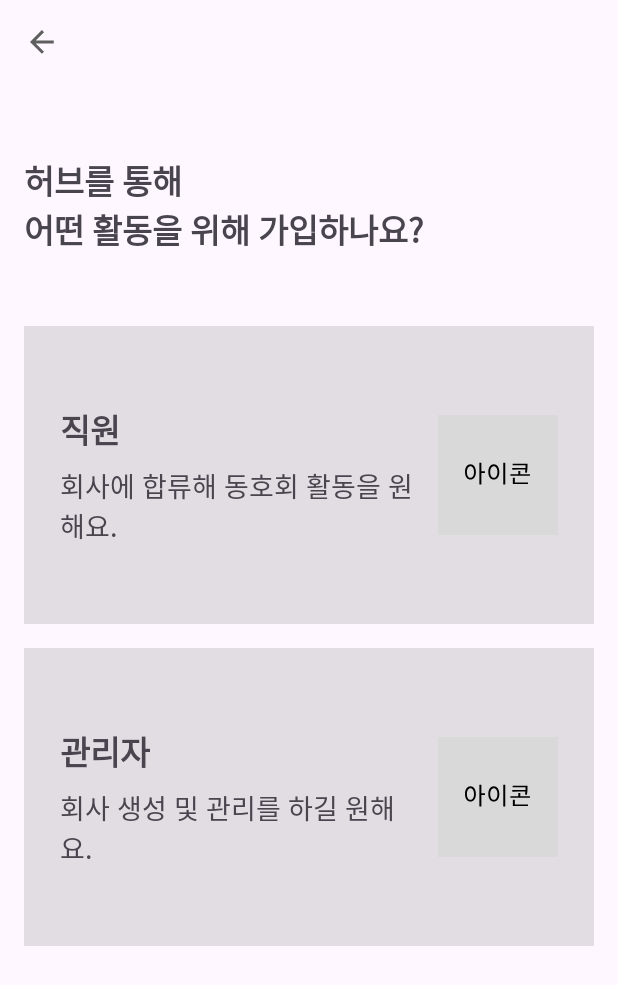
After one commit to side-proj-hub/hub-android, an Android app: the SelectAuthActivity screen opened directly, with no data from a screen before it, on a phone screen of 412 x 824 dp. The commit adds this screen. Shown: the top 985 px of the screen. Run offline under Robolectric (Android 15) with nearby library versions, the phone set to English and light mode, and no system bars; our stand-ins replace data binding.

Commit message:
feat : wireframe SelectAuthActivity 화면 개발
- [직원/관리자] 선택 화면 구현

```diff
--- /dev/null
+++ b/app/src/main/java/com/sideprojhub/hub/android/ui/auth/SelectAuthActivity.kt
@@ -0,0 +1,26 @@
+package com.sideprojhub.hub.android.ui.auth
+
+import android.os.Bundle
+import androidx.activity.enableEdgeToEdge
+import androidx.appcompat.app.AppCompatActivity
+import androidx.core.view.ViewCompat
+import androidx.core.view.WindowInsetsCompat
+import com.sideprojhub.hub.android.R
+import com.sideprojhub.hub.android.databinding.ActivitySelectAuthBinding
+import com.sideprojhub.hub.android.ui.BaseActivity
+
+class SelectAuthActivity : BaseActivity<ActivitySelectAuthBinding>(R.layout.activity_select_auth) {
+
+    override fun onCreate(savedInstanceState: Bundle?) {
+        super.onCreate(savedInstanceState)
+
+        binding.btnManager.root.setOnClickListener {
+            toast("관리자 클릭됨.")
+        }
+
+        binding.btnEmployee.root.setOnClickListener {
+            toast("직원 클릭됨.")
+        }
+    }
+
+}
--- a/app/src/main/java/com/sideprojhub/hub/android/ui/LoginActivity.kt
+++ b/app/src/main/java/com/sideprojhub/hub/android/ui/login/LoginActivity.kt
@@ -1,4 +1,4 @@
-package com.sideprojhub.hub.android.ui
+package com.sideprojhub.hub.android.ui.login
 
 import android.content.Intent
 import android.os.Bundle
@@ -6,6 +6,8 @@ import androidx.activity.enableEdgeToEdge
 import androidx.core.splashscreen.SplashScreen.Companion.installSplashScreen
 import com.sideprojhub.hub.android.R
 import com.sideprojhub.hub.android.databinding.ActivityLoginBinding
+import com.sideprojhub.hub.android.ui.BaseActivity
+import com.sideprojhub.hub.android.ui.auth.SelectAuthActivity
 import com.sideprojhub.hub.android.ui.signup.SignupActivity
 
 class LoginActivity : BaseActivity<ActivityLoginBinding>(R.layout.activity_login) {
@@ -13,8 +15,7 @@ class LoginActivity : BaseActivity<ActivityLoginBinding>(R.layout.activity_login
     override fun onCreate(savedInstanceState: Bundle?) {
         val splashScreen = installSplashScreen()
         super.onCreate(savedInstanceState)
-        enableEdgeToEdge()
-        binding.lifecycleOwner = this@LoginActivity
+
     }
 
     override fun setListener() {
@@ -23,6 +24,10 @@ class LoginActivity : BaseActivity<ActivityLoginBinding>(R.layout.activity_login
         binding.btnSignup.setOnClickListener {
             startActivity(Intent(this@LoginActivity, SignupActivity::class.java))
         }
+
+        binding.btnLogin.setOnClickListener {
+            startActivity(Intent(this@LoginActivity, SelectAuthActivity::class.java))
+        }
     }
 
 }
--- a/app/src/main/java/com/sideprojhub/hub/android/ui/signup/SignupActivity.kt
+++ b/app/src/main/java/com/sideprojhub/hub/android/ui/signup/SignupActivity.kt
@@ -5,11 +5,4 @@ import com.sideprojhub.hub.android.ui.BaseActivity
 import com.sideprojhub.hub.android.R
 import com.sideprojhub.hub.android.databinding.ActivitySignupBinding
 
-class SignupActivity : BaseActivity<ActivitySignupBinding>(R.layout.activity_signup) {
-
-    override fun onCreate(savedInstanceState: Bundle?) {
-        super.onCreate(savedInstanceState)
-
-    }
-
-}
+class SignupActivity : BaseActivity<ActivitySignupBinding>(R.layout.activity_signup) { }
--- a/app/src/main/java/com/sideprojhub/hub/android/ui/signup/step/SignupSuccessFragment.kt
+++ b/app/src/main/java/com/sideprojhub/hub/android/ui/signup/step/SignupSuccessFragment.kt
@@ -1,5 +1,6 @@
 package com.sideprojhub.hub.android.ui.signup.step
 
+import android.content.Intent
 import android.os.Bundle
 import android.view.LayoutInflater
 import android.view.View
@@ -8,6 +9,7 @@ import androidx.fragment.app.viewModels
 import com.sideprojhub.hub.android.R
 import com.sideprojhub.hub.android.databinding.FragmentSignupSuccessBinding
 import com.sideprojhub.hub.android.ui.BaseFragment
+import com.sideprojhub.hub.android.ui.auth.SelectAuthActivity
 
 class SignupSuccessFragment : BaseFragment<FragmentSignupSuccessBinding>(R.layout.fragment_signup_success) {
 
@@ -15,6 +17,11 @@ class SignupSuccessFragment : BaseFragment<FragmentSignupSuccessBinding>(R.layou
 
     override fun onViewCreated(view: View, savedInstanceState: Bundle?) {
         binding.vm = viewmodel
+
+        binding.btnNext.setOnClickListener {
+            requireActivity().finish()
+        }
+
         super.onViewCreated(view, savedInstanceState)
     }
 
--- /dev/null
+++ b/app/src/main/res/drawable/ic_auth_employee.xml
@@ -0,0 +1,12 @@
+<vector xmlns:android="http://schemas.android.com/apk/res/android"
+    android:width="80dp"
+    android:height="80dp"
+    android:viewportWidth="80"
+    android:viewportHeight="80">
+    <path
+        android:fillColor="#FFD9D9D9"
+        android:pathData="M0 0H80V80H0z" />
+    <path
+        android:fillColor="#FF000000"
+        android:pathData="M21.64 32.89c2.13 0 3.63 1.97 3.63 5.04 0 3.09-1.5 5.05-3.63 5.05s-3.63-1.96-3.63-5.05c0-3.07 1.5-5.04 3.63-5.04Zm0 1.2c-1.4 0-2.37 1.5-2.37 3.84 0 2.35 0.96 3.89 2.37 3.89 1.4 0 2.37-1.54 2.37-3.9 0-2.33-0.98-3.83-2.37-3.83Zm5.94-2.3h1.34v14.46h-1.34V31.78Zm1.02 5.77h2.69v1.12H28.6v-1.12Zm14.91-5.8h1.33v14.5h-1.33v-14.5Zm-6.3 1.13c2.14 0 3.68 1.97 3.68 5.04 0 3.09-1.54 5.05-3.68 5.05-2.13 0-3.66-1.96-3.66-5.05 0-3.07 1.53-5.04 3.66-5.04Zm0 1.2c-1.4 0-2.4 1.5-2.4 3.84 0 2.35 1 3.89 2.4 3.89 1.42 0 2.4-1.54 2.4-3.9 0-2.33-0.98-3.83-2.4-3.83Zm12.56-1.62h9.32v1.09h-9.32v-1.09Zm8.6 0h1.3v1.23c0 1.33 0 2.82-0.4 4.79l-1.3-0.1c0.4-1.95 0.4-3.37 0.4-4.69v-1.23Zm0.38 2.64v1l-9.14 0.43-0.19-1.14 9.33-0.29Zm-10.51 4.34h13.05v1.09H48.24v-1.1Zm5.3-2.08h1.32v2.77h-1.33v-2.77Zm-3.64 7.57H60v1.08H49.9v-1.08Zm0-3.17h1.33v3.61H49.9v-3.61Z" />
+</vector>
--- /dev/null
+++ b/app/src/main/res/drawable/ic_auth_manager.xml
@@ -0,0 +1,12 @@
+<vector xmlns:android="http://schemas.android.com/apk/res/android"
+    android:width="80dp"
+    android:height="80dp"
+    android:viewportWidth="80"
+    android:viewportHeight="80">
+    <path
+        android:fillColor="#FFD9D9D9"
+        android:pathData="M0 0H80V80H0z" />
+    <path
+        android:fillColor="#FF000000"
+        android:pathData="M21.64 32.89c2.13 0 3.63 1.97 3.63 5.04 0 3.09-1.5 5.05-3.63 5.05s-3.63-1.96-3.63-5.05c0-3.07 1.5-5.04 3.63-5.04Zm0 1.2c-1.4 0-2.37 1.5-2.37 3.84 0 2.35 0.96 3.89 2.37 3.89 1.4 0 2.37-1.54 2.37-3.9 0-2.33-0.98-3.83-2.37-3.83Zm5.94-2.3h1.34v14.46h-1.34V31.78Zm1.02 5.77h2.69v1.12H28.6v-1.12Zm14.91-5.8h1.33v14.5h-1.33v-14.5Zm-6.3 1.13c2.14 0 3.68 1.97 3.68 5.04 0 3.09-1.54 5.05-3.68 5.05-2.13 0-3.66-1.96-3.66-5.05 0-3.07 1.53-5.04 3.66-5.04Zm0 1.2c-1.4 0-2.4 1.5-2.4 3.84 0 2.35 1 3.89 2.4 3.89 1.42 0 2.4-1.54 2.4-3.9 0-2.33-0.98-3.83-2.4-3.83Zm12.56-1.62h9.32v1.09h-9.32v-1.09Zm8.6 0h1.3v1.23c0 1.33 0 2.82-0.4 4.79l-1.3-0.1c0.4-1.95 0.4-3.37 0.4-4.69v-1.23Zm0.38 2.64v1l-9.14 0.43-0.19-1.14 9.33-0.29Zm-10.51 4.34h13.05v1.09H48.24v-1.1Zm5.3-2.08h1.32v2.77h-1.33v-2.77Zm-3.64 7.57H60v1.08H49.9v-1.08Zm0-3.17h1.33v3.61H49.9v-3.61Z" />
+</vector>
--- /dev/null
+++ b/app/src/main/res/drawable/ic_backpress.xml
@@ -0,0 +1,16 @@
+<?xml version="1.0" encoding="utf-8"?>
+<vector xmlns:android="http://schemas.android.com/apk/res/android"
+    android:width="40dp"
+    android:height="40dp"
+    android:viewportWidth="40"
+    android:viewportHeight="40">
+    <group>
+        <clip-path
+            android:pathData="M27.84 18.92v2h-12l5.5 5.5-1.42 1.42L12 19.92 19.92 12l1.42 1.42-5.5 5.5h12Z"/>
+        <group>
+            <path
+                android:fillColor="#FF5F5F5F"
+                android:pathData="M0 0H40V40H0z"/>
+        </group>
+    </group>
+</vector>
--- a/app/src/main/res/layout/activity_login.xml
+++ b/app/src/main/res/layout/activity_login.xml
@@ -11,7 +11,7 @@
         android:id="@+id/main"
         android:layout_width="match_parent"
         android:layout_height="match_parent"
-        tools:context=".ui.LoginActivity">
+        tools:context=".ui.login.LoginActivity">
 
         <androidx.constraintlayout.widget.ConstraintLayout
             app:layout_constraintWidth_max="480dp"
--- /dev/null
+++ b/app/src/main/res/layout/activity_select_auth.xml
@@ -0,0 +1,65 @@
+<?xml version="1.0" encoding="utf-8"?>
+<layout xmlns:android="http://schemas.android.com/apk/res/android"
+    xmlns:app="http://schemas.android.com/apk/res-auto"
+    xmlns:tools="http://schemas.android.com/tools">
+
+    <data>
+
+    </data>
+
+    <androidx.constraintlayout.widget.ConstraintLayout
+        android:id="@+id/main"
+        android:layout_width="match_parent"
+        android:layout_height="match_parent"
+        tools:context=".ui.auth.SelectAuthActivity">
+
+        <include
+            android:id="@+id/appBar"
+            app:backVisible="@{true}"
+            layout="@layout/layout_app_bar"
+            app:layout_constraintTop_toTopOf="parent"
+            app:layout_constraintLeft_toLeftOf="parent"
+            app:layout_constraintRight_toRightOf="parent"/>
+
+        <LinearLayout
+            android:paddingVertical="48dp"
+            android:paddingHorizontal="16dp"
+            app:layout_constraintTop_toBottomOf="@id/appBar"
+            android:orientation="vertical"
+            android:layout_width="match_parent"
+            android:layout_height="wrap_content"
+            app:layout_constraintLeft_toLeftOf="parent"
+            app:layout_constraintRight_toRightOf="parent">
+
+            <TextView
+                android:layout_width="match_parent"
+                android:layout_height="wrap_content"
+                android:text="@string/auth_text_title"
+                style="@style/Text.Title"/>
+
+            <include
+                android:id="@+id/btn_employee"
+                android:layout_width="match_parent"
+                android:layout_height="wrap_content"
+                android:layout_marginTop="48dp"
+                app:title="@{@string/auth_text_title_employee}"
+                app:contents="@{@string/auth_text_description_employee}"
+                app:image="@{@drawable/ic_auth_employee}"
+                layout="@layout/item_auth"/>
+
+            <include
+                android:id="@+id/btn_manager"
+                android:layout_width="match_parent"
+                android:layout_height="wrap_content"
+                android:layout_marginTop="16dp"
+                app:title="@{@string/auth_text_title_manager}"
+                app:contents="@{@string/auth_text_description_manager}"
+                app:image="@{@drawable/ic_auth_manager}"
+                layout="@layout/item_auth"/>
+
+
+        </LinearLayout>
+
+
+    </androidx.constraintlayout.widget.ConstraintLayout>
+</layout>
--- a/app/src/main/res/layout/activity_signup.xml
+++ b/app/src/main/res/layout/activity_signup.xml
@@ -13,7 +13,9 @@
         android:layout_height="match_parent"
         tools:context=".ui.signup.SignupActivity">
 
-        <View
+        <include
+            layout="@layout/layout_app_bar"
+            app:backVisible="@{false}"
             android:id="@+id/header"
             app:layout_constraintTop_toTopOf="parent"
             app:layout_constraintLeft_toLeftOf="parent"
--- /dev/null
+++ b/app/src/main/res/layout/item_auth.xml
@@ -0,0 +1,59 @@
+<?xml version="1.0" encoding="utf-8"?>
+<layout xmlns:android="http://schemas.android.com/apk/res/android"
+    xmlns:app="http://schemas.android.com/apk/res-auto"
+    xmlns:tools="http://schemas.android.com/tools">
+
+    <data>
+
+        <variable
+            name="title"
+            type="String" />
+
+        <variable
+            name="contents"
+            type="String" />
+
+        <variable
+            name="image"
+            type="android.graphics.drawable.Drawable" />
+    </data>
+
+    <LinearLayout
+        android:background="@color/gray"
+        android:layout_width="match_parent"
+        android:layout_height="wrap_content"
+        android:gravity="center_vertical"
+        android:orientation="horizontal"
+        android:padding="24dp">
+
+        <LinearLayout
+            android:layout_width="0dp"
+            android:layout_weight="1"
+            android:layout_height="wrap_content"
+            android:layout_marginVertical="28dp"
+            android:orientation="vertical">
+
+            <TextView
+                style="@style/Text.Title"
+                android:layout_width="wrap_content"
+                android:layout_height="wrap_content"
+                android:text="@{title}" />
+
+            <TextView
+                android:layout_width="match_parent"
+                android:layout_height="wrap_content"
+                android:layout_marginTop="8dp"
+                android:textSize="18sp"
+                android:text="@{contents}" />
+
+        </LinearLayout>
+
+        <ImageView
+            android:layout_width="80dp"
+            android:layout_height="80dp"
+            android:src="@{image}"
+            tools:src="@drawable/ic_auth_employee"
+            android:layout_marginStart="16dp"/>
+
+    </LinearLayout>
+</layout>
--- /dev/null
+++ b/app/src/main/res/layout/layout_app_bar.xml
@@ -0,0 +1,28 @@
+<?xml version="1.0" encoding="utf-8"?>
+<layout xmlns:android="http://schemas.android.com/apk/res/android"
+    xmlns:app="http://schemas.android.com/apk/res-auto">
+
+    <data>
+        <import type="android.view.View"/>
+        <variable
+            name="backVisible"
+            type="Boolean" />
+    </data>
+
+    <androidx.constraintlayout.widget.ConstraintLayout
+        android:layout_width="match_parent"
+        android:layout_height="wrap_content">
+
+        <ImageView
+            android:visibility="@{backVisible ? View.VISIBLE : View.GONE}"
+            app:layout_constraintTop_toTopOf="parent"
+            app:layout_constraintLeft_toLeftOf="parent"
+            app:layout_constraintBottom_toBottomOf="parent"
+            android:layout_width="wrap_content"
+            android:layout_height="wrap_content"
+            android:src="@drawable/ic_backpress"
+            android:layout_margin="8dp"/>
+
+
+    </androidx.constraintlayout.widget.ConstraintLayout>
+</layout>
--- a/app/src/main/res/values/colors.xml
+++ b/app/src/main/res/values/colors.xml
@@ -3,5 +3,6 @@
     <color name="black">#FF000000</color>
     <color name="white">#FFFFFFFF</color>
     <color name="gray">#1F1F1F1F</color>
+    <color name="light_gray">#F3F3F3</color>
     <color name="primary">#6750A4</color>
 </resources>
--- a/app/src/main/res/values/strings.xml
+++ b/app/src/main/res/values/strings.xml
@@ -40,6 +40,15 @@
     <string name="signup_success_btn">로그인으로 이동하기</string>
 
 
+<!--    SelectAuthActivity-->
+    <string name="auth_text_title">허브를 통해\n어떤 활동을 위해 가입하나요?</string>
+    <string name="auth_text_title_employee">직원</string>
+    <string name="auth_text_description_employee">회사에 합류해 동호회 활동을 원해요.</string>
+    <string name="auth_text_title_manager">관리자</string>
+    <string name="auth_text_description_manager">회사 생성 및 관리를 하길 원해요.</string>
+
+
+
 
     <string name="hello_blank_fragment">Hello blank fragment</string>
 </resources>
```
Also changed, not shown: app/src/main/AndroidManifest.xml (+7 -4 lines).
